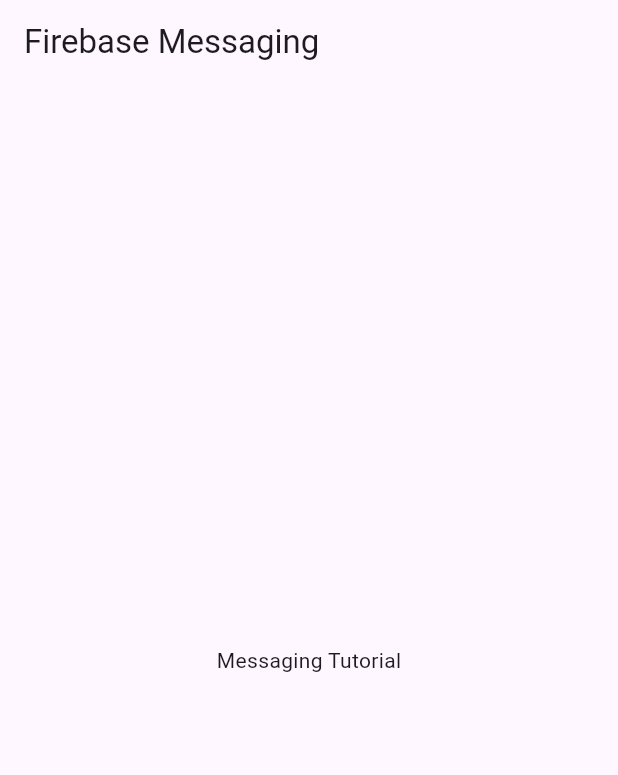
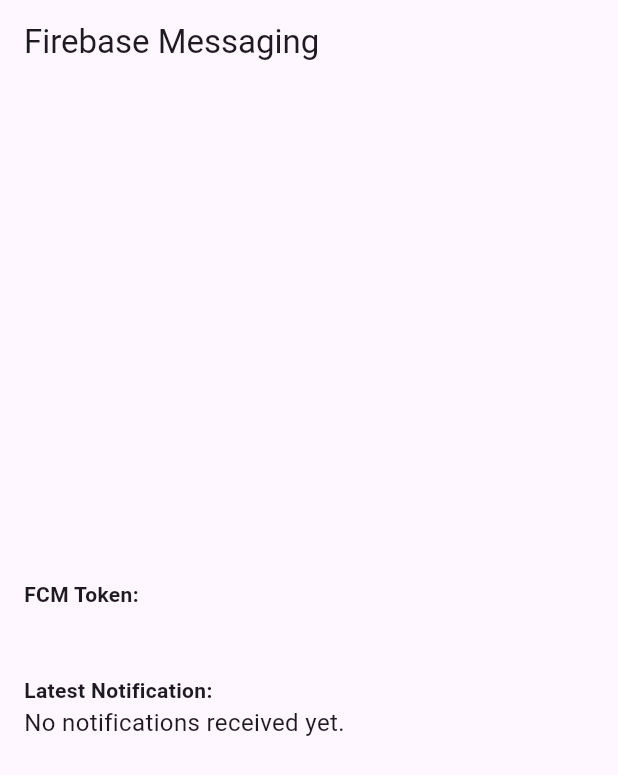
Before and after one commit to dharani211/inclass14_FCM, a Flutter app: the screen it shows after launch, on a phone screen of 412 x 824 dp. Shown: the top 775 px of the screen. Run offline on Flutter 3.47's test engine with Material 3 defaults, Android fonts, the phone set to English and light mode, and no system bars; our stand-ins replace firebase_core, firebase_messaging; accounts and stored records are empty.

Commit message:
final changes

```diff
--- a/lib/main.dart
+++ b/lib/main.dart
@@ -4,7 +4,7 @@
 import 'firebase_options.dart';
 
 Future<void> _messageHandler(RemoteMessage message) async {
-  print('background message ${message.notification!.body}');
+  print('Background message: ${message.notification?.body}');
 }
 
 void main() async {
@@ -31,47 +31,132 @@
 }
 
 class MyHomePage extends StatefulWidget {
+  final String? title;
   MyHomePage({Key? key, this.title}) : super(key: key);
-  final String? title;
+
   @override
   _MyHomePageState createState() => _MyHomePageState();
 }
 
 class _MyHomePageState extends State<MyHomePage> {
   late FirebaseMessaging messaging;
-  String? notificationText;
+  String? fcmToken;
+  String notificationText = "No notifications received yet.";
+  String notificationType = "";
+
   @override
   void initState() {
     super.initState();
+
+    // Initialize Firebase Messaging
     messaging = FirebaseMessaging.instance;
+
+    // Retrieve and display the FCM token
+    _getFCMToken();
+
+    // Subscribe to a topic (optional, you can customize it as per your needs)
     messaging.subscribeToTopic("messaging");
-    messaging.getToken().then((value) {
-      print(value);
+
+    // Listen for foreground messages
+    FirebaseMessaging.onMessage.listen((RemoteMessage message) {
+      print("Foreground message received");
+      _handleMessage(message);
     });
-    FirebaseMessaging.onMessage.listen((RemoteMessage event) {
-      print("message recieved");
-      print(event.notification!.body);
-      print(event.data.values);
+
+    // Listen for messages when the app is in the background or terminated and opened by clicking on a notification
+    FirebaseMessaging.onMessageOpenedApp.listen((RemoteMessage message) {
+      print("Message clicked!");
+      _handleMessage(message);
+    });
+  }
+
+  // Method to retrieve and display the FCM token
+  void _getFCMToken() async {
+    fcmToken = await messaging.getToken();
+    print("FCM Token: $fcmToken");
+
+    // Display the token on the screen
+    setState(() {});
+  }
+
+  // Method to handle incoming notifications
+  void _handleMessage(RemoteMessage message) {
+    final notification = message.notification;
+    final data = message.data;
+
+    // Check the custom data field for notification type
+    notificationType =
+        data['notification_type'] ?? "regular"; // Default is "regular"
+
+    String notificationContent = notification?.body ?? "No content";
+
+    // Display notification based on type
+    if (notificationType == "important") {
+      // For important notifications, show a red-colored dialog
+      _showImportantNotification(
+          notification?.title ?? "Important", notificationContent);
+    } else {
+      // For regular notifications, show a standard dialog
+      _showRegularNotification(
+          notification?.title ?? "Notification", notificationContent);
+    }
+
+    setState(() {
+      notificationText =
+          "Type: $notificationType\nContent: $notificationContent";
+    });
+  }
+
+  // Method to show regular notification
+  void _showRegularNotification(String title, String content) {
     showDialog(
       context: context,
       builder: (BuildContext context) {
         return AlertDialog(
-              title: Text("Notification"),
-              content: Text(event.notification!.body!),
+          title: Text(title),
+          content: Text(content),
           actions: [
             TextButton(
               child: Text("Ok"),
               onPressed: () {
                 Navigator.of(context).pop();
               },
-                )
+            ),
           ],
         );
-          });
-    });
-    FirebaseMessaging.onMessageOpenedApp.listen((message) {
-      print('Message clicked!');
-    });
+      },
+    );
+  }
+
+  // Method to show important notification
+  void _showImportantNotification(String title, String content) {
+    showDialog(
+      context: context,
+      builder: (BuildContext context) {
+        return AlertDialog(
+          backgroundColor: Colors.redAccent,
+          title: Text(
+            title,
+            style: TextStyle(color: Colors.white),
+          ),
+          content: Text(
+            content,
+            style: TextStyle(color: Colors.white),
+          ),
+          actions: [
+            TextButton(
+              child: Text(
+                "Ok",
+                style: TextStyle(color: Colors.white),
+              ),
+              onPressed: () {
+                Navigator.of(context).pop();
+              },
+            ),
+          ],
+        );
+      },
+    );
   }
 
   @override
@@ -80,7 +165,32 @@
       appBar: AppBar(
         title: Text(widget.title!),
       ),
-      body: Center(child: Text("Messaging Tutorial")),
+      body: Padding(
+        padding: const EdgeInsets.all(16.0),
+        child: Column(
+          mainAxisAlignment: MainAxisAlignment.center,
+          crossAxisAlignment: CrossAxisAlignment.start,
+          children: [
+            Text(
+              "FCM Token:",
+              style: TextStyle(fontWeight: FontWeight.bold),
+            ),
+            SelectableText(
+              fcmToken ?? "Fetching token...",
+              style: TextStyle(color: Colors.blue),
+            ),
+            SizedBox(height: 20),
+            Text(
+              "Latest Notification:",
+              style: TextStyle(fontWeight: FontWeight.bold),
+            ),
+            Text(
+              notificationText,
+              style: TextStyle(fontSize: 16),
+            ),
+          ],
+        ),
+      ),
     );
   }
 }
```
Also changed, not shown: firebase.json, lib/firebase_options.dart, 1 other file. Lines whose indentation alone changed are shown as unchanged.
